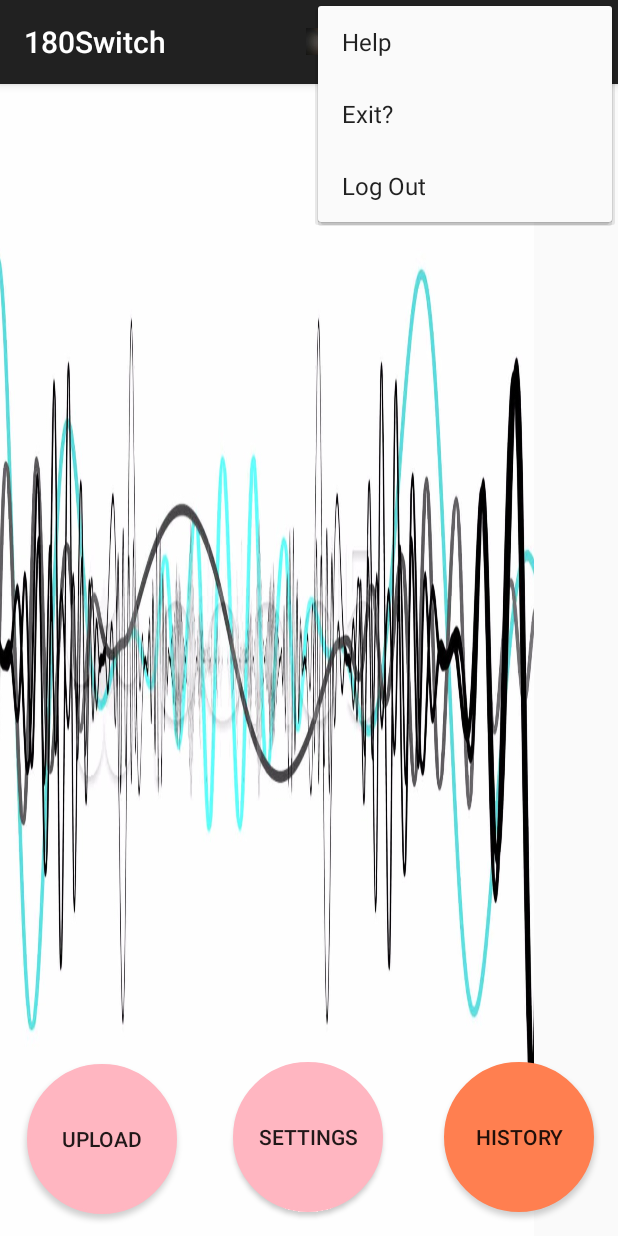
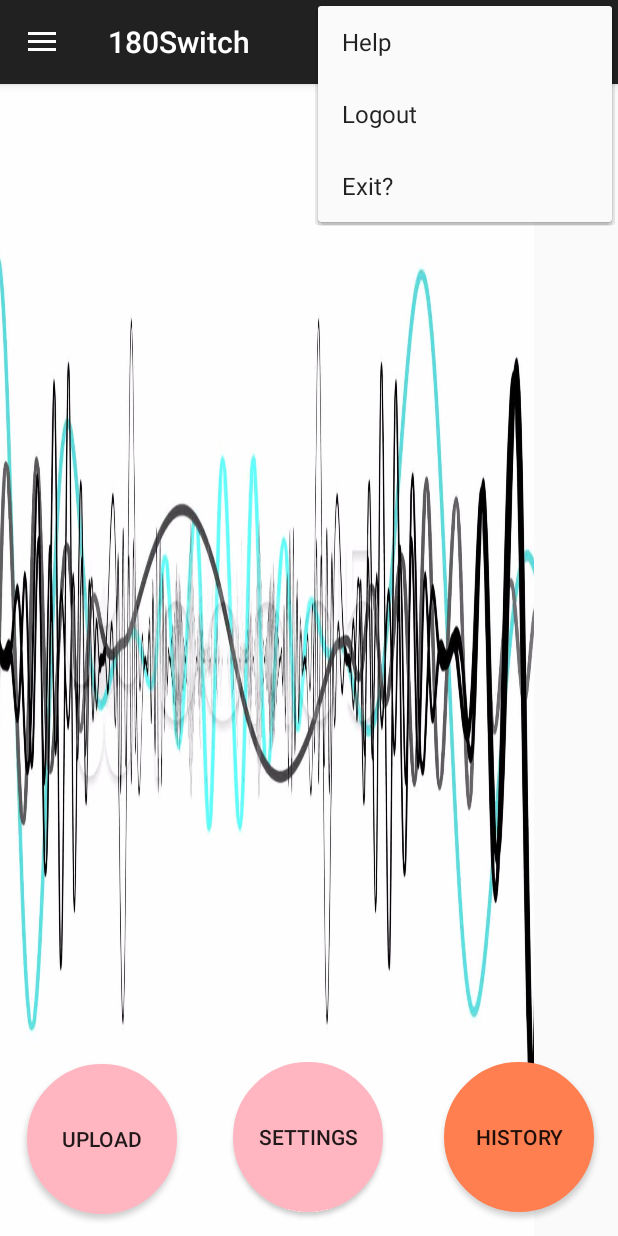
Before and after one commit to neotech101/180Switch, an Android app: the screen it shows after launch once a user with an empty profile is signed in (Converter), with the options menu open, on a phone screen of 412 x 824 dp. Run offline under Robolectric (Android 15) with nearby library versions, the phone set to English and light mode, and no system bars; our stand-ins replace Firebase (no records; nobody signed in at launch, a user with empty details on screens opened directly).

Commit message:
Added functionality
Navigation drawer and share feature on Speech to text

```diff
--- a/180-Switch/build.gradle
+++ b/180-Switch/build.gradle
@@ -39,6 +39,7 @@ android {
 dependencies {
 
 
+
     implementation 'com.github.bumptech.glide:glide:3.8.0'
     implementation fileTree(dir: 'libs', include: ['*.jar'])
     androidTestCompile('com.android.support.test.espresso:espresso-core:2.2.2', {
@@ -63,7 +64,7 @@ dependencies {
 
     compile 'com.firebaseui:firebase-ui-database:0.4.0'
 
-
+    implementation 'com.android.support:design:26.1.0'
 
     //implementation 'com.google.android.gms:play-services-ads:<11.6.2>'
 
--- a/180-Switch/src/main/java/com/example/text_to_speech/Converter.java
+++ b/180-Switch/src/main/java/com/example/text_to_speech/Converter.java
@@ -8,6 +8,8 @@ import android.net.Uri;
 import android.os.Build;
 import android.provider.Settings;
 import android.support.annotation.RequiresApi;
+import android.support.v4.widget.DrawerLayout;
+import android.support.v7.app.ActionBarDrawerToggle;
 import android.support.v7.app.AlertDialog;
 import android.support.v7.app.AppCompatActivity;
 import android.os.Bundle;
@@ -28,35 +30,26 @@ public class Converter extends AppCompatActivity {
 
     private FirebaseAuth firebaseAuth;
     Converter c1;
+    private DrawerLayout mDrawerLayout;
+    private ActionBarDrawerToggle mTogg;
 
     @RequiresApi(api = Build.VERSION_CODES.HONEYCOMB)
-   // @Override
-//    public void onConfigurationChanged(Configuration newConfig) {
-//        super.onConfigurationChanged(newConfig);
-//
-//        // Checks the orientation of the screen
-//        if (newConfig.orientation == Configuration.ORIENTATION_LANDSCAPE) {
-//            Toast.makeText(this, "landscape", Toast.LENGTH_SHORT).show();
-//        } else if (newConfig.orientation == Configuration.ORIENTATION_PORTRAIT){
-//            Toast.makeText(this, "portrait", Toast.LENGTH_SHORT).show();
-//        }
-//    }
+
     @Override
     protected void onCreate(Bundle savedInstanceState) {
         int repeat = 1000 ;
         super.onCreate(savedInstanceState);
         setContentView(R.layout.activity_converter);
-        //getSupportActionBar();
 
-//        if (android.provider.Settings.System.getInt(getContentResolver(),
-//                Settings.System.ACCELEROMETER_ROTATION, 0) == 1){
-//            Toast.makeText(getApplicationContext(), "Rotation ON", Toast.LENGTH_SHORT).show();
-//
-//        }
-//        else{
-//            Toast.makeText(getApplicationContext(), "Rotation OFF", Toast.LENGTH_SHORT).show();
-//        }
+        mDrawerLayout = findViewById(R.id.drawerLayout);
+        mTogg = new ActionBarDrawerToggle(this,mDrawerLayout,R.string.app_open,R.string.app_close);
 
+        mDrawerLayout.addDrawerListener(mTogg);
+        mTogg.syncState();
+
+        getSupportActionBar().setDisplayHomeAsUpEnabled(true);
+
+//Creating a firebase instance to access Firebase Authentication
         firebaseAuth = FirebaseAuth.getInstance();
         if(firebaseAuth.getCurrentUser() == null)
         {
@@ -172,6 +165,11 @@ public class Converter extends AppCompatActivity {
         Intent i = new Intent();
         String Useremail = getIntent().getStringExtra("Username");
 
+        if(mTogg.onOptionsItemSelected(item))
+        {
+            return true;
+        }
+
 
         switch (item.getItemId()) {
 
--- a/180-Switch/src/main/java/com/example/text_to_speech/PreferenceManager.java
+++ b/180-Switch/src/main/java/com/example/text_to_speech/PreferenceManager.java
@@ -7,7 +7,7 @@ public class PreferenceManager {
 
     SharedPreferences pref;
     SharedPreferences.Editor editor;
-    Context _context;
+    Context context;
 
     // shared pref mode
     int PRIVATE_MODE = 0;
@@ -18,8 +18,8 @@ public class PreferenceManager {
     private static final String IS_FIRST_TIME_LAUNCH = "IsFirstTimeLaunch";
 
     public PreferenceManager(Context context) {
-        this._context = context;
-        pref = _context.getSharedPreferences(PREF_NAME, PRIVATE_MODE);
+        this.context = context;
+        pref = context.getSharedPreferences(PREF_NAME, PRIVATE_MODE);
         editor = pref.edit();
     }
 
--- a/180-Switch/src/main/java/com/example/text_to_speech/WelcomeActivity.java
+++ b/180-Switch/src/main/java/com/example/text_to_speech/WelcomeActivity.java
@@ -53,7 +53,6 @@ public class WelcomeActivity extends AppCompatActivity {
         btnNext = (Button) findViewById(R.id.btn_next);
 
         // layouts of all welcome sliders
-        // add few more layouts if you want
         layouts = new int[]{
                 R.layout.slide_screen1,
                 R.layout.slide_screen2,
--- a/180-Switch/src/main/res/layout/activity_converter.xml
+++ b/180-Switch/src/main/res/layout/activity_converter.xml
@@ -1,4 +1,13 @@
 <?xml version="1.0" encoding="utf-8"?>
+
+<android.support.v4.widget.DrawerLayout xmlns:android="http://schemas.android.com/apk/res/android"
+    xmlns:app="http://schemas.android.com/apk/res-auto"
+    xmlns:tools="http://schemas.android.com/tools"
+    android:layout_width="match_parent"
+    android:layout_height="match_parent"
+    tools:context="com.example.text_to_speech.Converter"
+    android:id="@+id/drawerLayout">
+
 <android.support.constraint.ConstraintLayout xmlns:android="http://schemas.android.com/apk/res/android"
     xmlns:app="http://schemas.android.com/apk/res-auto"
     xmlns:tools="http://schemas.android.com/tools"
@@ -132,5 +141,13 @@
         tools:layout_constraintLeft_creator="1"
         tools:layout_constraintRight_creator="1" />
 
+    </android.support.constraint.ConstraintLayout>
 
-</android.support.constraint.ConstraintLayout>
+    <android.support.design.widget.NavigationView
+        android:layout_width="wrap_content"
+        android:layout_height="match_parent"
+        app:menu="@menu/navigation_menu"
+        android:layout_gravity="start">
+
+</android.support.design.widget.NavigationView>
+</android.support.v4.widget.DrawerLayout>
--- a/180-Switch/src/main/res/menu/menu.xml
+++ b/180-Switch/src/main/res/menu/menu.xml
@@ -12,16 +12,16 @@
         android:id="@+id/help"
         android:title="@string/help_label"
         app:showAsAction="never"/>
+
+    <item android:id="@+id/out"
+        android:title="Logout"
+        app:showAsAction="never"
+        />
     <item
         android:id="@+id/exit"
         android:title="@string/exit"
         app:showAsAction="never"/>
-    <item
-        android:id="@+id/out"
-        android:title="@string/out"
-        app:showAsAction="never"/>
-
-    <item
+       <item
         android:id="@+id/name"
         android:title="@string/name"
         app:showAsAction="ifRoom"/>
--- /dev/null
+++ b/180-Switch/src/main/res/menu/navigation_menu.xml
@@ -0,0 +1,15 @@
+<?xml version="1.0" encoding="utf-8"?>
+<menu xmlns:android="http://schemas.android.com/apk/res/android">
+
+    <item android:id="@+id/nav_account"
+        android:title="My Account" />
+
+    <item android:id="@+id/nav_settings"
+        android:title="Settings" />
+
+    <item android:id="@+id/nav_logout"
+        android:title="Logout" />
+    <item
+        android:id="@+id/exit"
+        android:title="@string/exit"/>
+</menu>
--- a/180-Switch/src/main/res/values/strings.xml
+++ b/180-Switch/src/main/res/values/strings.xml
@@ -3,14 +3,17 @@
     <string name="mic_icon">mic_icon</string>
     <string name="help_label">Help</string>
     <string name="exit">Exit?</string>
-    <string name="name">User-Email_ID</string>
+    <string name="name">User-ID</string>
     <string name="out">Log Out</string>
     <string name="nameinfo">nameinfo</string>
 
     <string name="ok">ok</string>
     <string name="yes">yes</string>
     <string name="exitCon">Do you want to exit?</string>
-    <string name="no">no</string>
+
+
+    <string name="app_open">Open</string>
+    <string name="app_close">Close</string>
 
 
     <string name="next">NEXT</string>
@@ -23,6 +26,7 @@
     <string name="slide_3_title">Spelling</string>
     <string name="slide_3_desc">Ability to dictate to a program that can automatically spell out the word correctly on-screen. </string>
     <string name="nInfo">nInfo</string>
+    <string name="no">No</string>
 
 
 </resources>
```
Also changed, not shown: 180-Switch/src/main/java/com/example/text_to_speech/history.java (+34 -19 lines), 180-Switch/src/main/java/com/example/text_to_speech/settings.java (+17 -8 lines), 180-Switch/src/main/java/com/example/text_to_speech/speech2text.java (+35 -9 lines), 180-Switch/src/main/java/com/example/text_to_speech/text2speech.java (+19 -9 lines), 180-Switch/src/main/java/com/example/text_to_speech/upload.java (+69 -0 lines), 180-Switch/src/main/res/layout/activity_speech2text.xml (+26 -4 lines), 180-Switch/src/main/res/layout/design_row.xml (added, +30 -0 lines), 180-Switch/src/main/res/layout/show_data_single_item.xml (+3 -11 lines).
